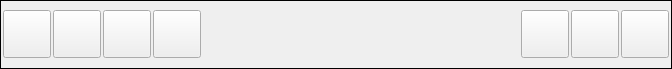
The window that nolimitgui/CommonSrc/Forms/IdentWidget.ui (nolimitconnect/NoLimitConnect) describes before a commit, drawn with Qt 5.
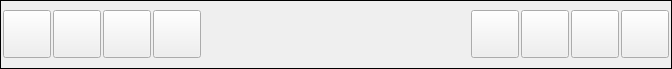
The same window after the commit. Custom widgets are drawn as their Qt base class.

Commit message: Personal File Offer works, work on improving file xfer

Patch:
```diff
--- a/nolimitgui/CommonSrc/Forms/IdentWidget.ui
+++ b/nolimitgui/CommonSrc/Forms/IdentWidget.ui
@@ -318,6 +318,25 @@
         </item>
        </layout>
       </item>
+      <item>
+       <widget class="VxPushButton" name="m_OfferInfoButton">
+        <property name="minimumSize">
+         <size>
+          <width>48</width>
+          <height>48</height>
+         </size>
+        </property>
+        <property name="maximumSize">
+         <size>
+          <width>48</width>
+          <height>48</height>
+         </size>
+        </property>
+        <property name="text">
+         <string/>
+        </property>
+       </widget>
+      </item>
       <item>
        <widget class="VxPushButton" name="m_OfferAcceptButton">
         <property name="sizePolicy">
```
The commit also changes 139 other files.
